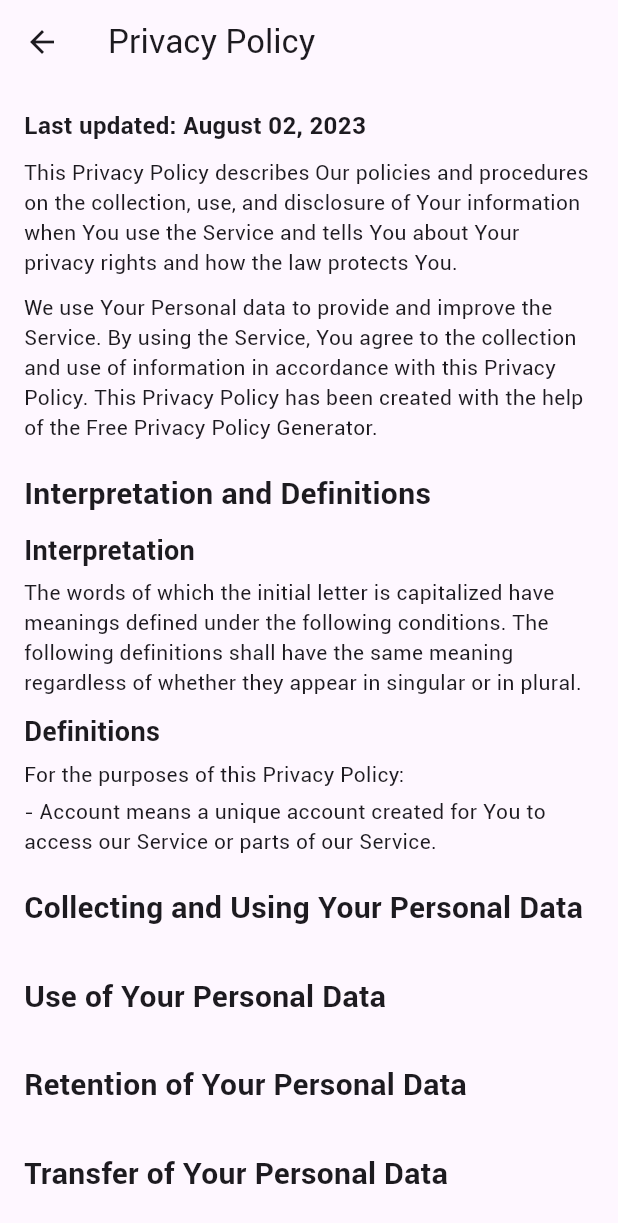
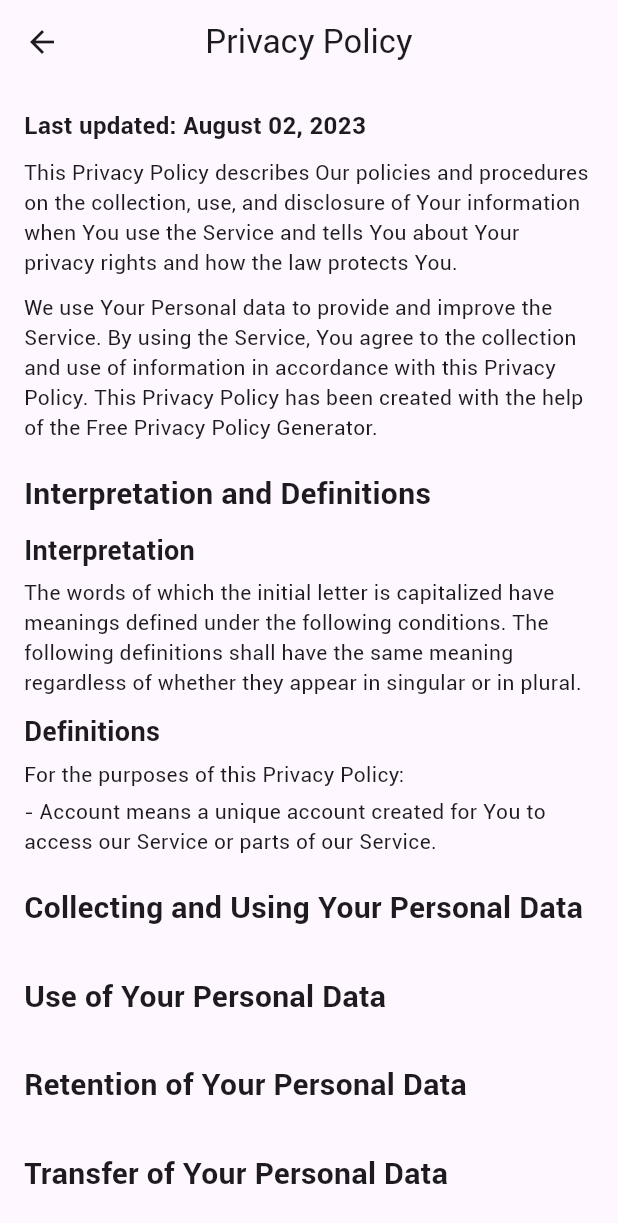
Before and after one commit to shadu-rz/Flavofleet, a Flutter app: the SettingsPage screen opened directly, after a tap on "Privacy and policy", on a phone screen of 412 x 824 dp. Shown: the top 1223 px of the screen. Run offline on Flutter 3.47's test engine with Material 2 defaults, Android fonts, the phone set to English and light mode, and no system bars; our stand-ins replace cloud_firestore, firebase_auth, firebase_core, firebase_storage, get, google_sign_in and 1 more; missing offline and left inert: flutter_stripe; accounts and stored records are empty; network calls fail.

Commit message:
settings page font size adjusted

```diff
--- a/lib/Pages/settings/privacy policy/privacy_policy.dart
+++ b/lib/Pages/settings/privacy policy/privacy_policy.dart
@@ -7,6 +7,7 @@ class PrivacyPolicyPage extends StatelessWidget {
   Widget build(BuildContext context) {
     return Scaffold(
       appBar: AppBar(
+        centerTitle: true,
         title: const Text('Privacy Policy'),
       ),
       body: const SingleChildScrollView(
--- a/lib/Pages/settings/settings_page.dart
+++ b/lib/Pages/settings/settings_page.dart
@@ -51,6 +51,7 @@ class _SettingsPageState extends State<SettingsPage> {
               child: Center(
                 child: BigText(
                   text: 'Privacy and policy',
+                  size: 18,
                   color: const Color.fromARGB(255, 59, 105, 102),
                 ),
               ),
@@ -78,6 +79,7 @@ class _SettingsPageState extends State<SettingsPage> {
               child: Center(
                 child: BigText(
                   text: 'Terms and conditions',
+                  size: 18,
                   color: const Color.fromARGB(255, 59, 105, 102),
                 ),
               ),
@@ -101,6 +103,7 @@ class _SettingsPageState extends State<SettingsPage> {
             child: Center(
               child: BigText(
                 text: 'About us',
+                size: 18,
                 color: const Color.fromARGB(255, 59, 105, 102),
               ),
             ),
```
